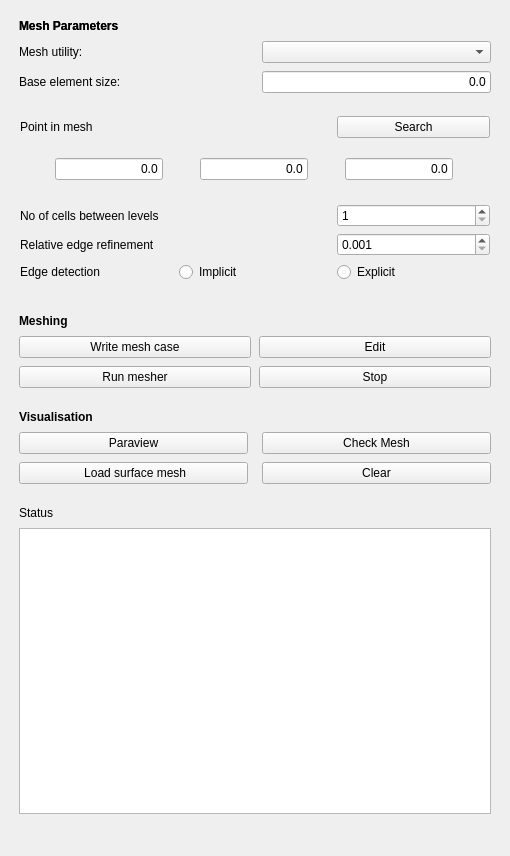
This is Gui/TaskPanelCfdMesh.ui in jaheyns/CfdOF as Qt 5 draws it before an edit. The edited form follows.
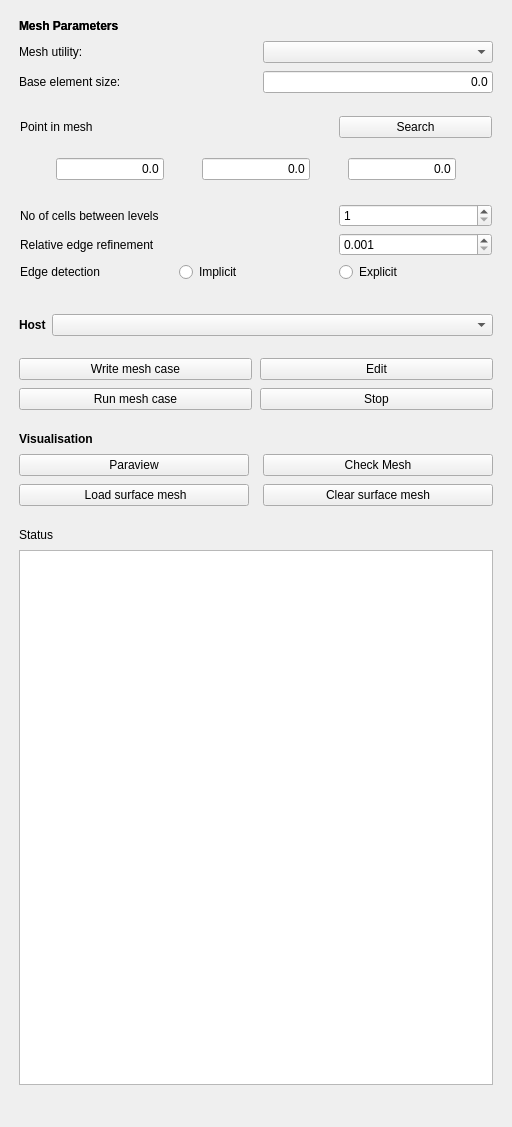
This is the edited form. Custom widgets are drawn as their Qt base class.

Commit message: Added remote host functionality

What changed in the file:
```diff
--- a/Gui/TaskPanelCfdMesh.ui
+++ b/Gui/TaskPanelCfdMesh.ui
@@ -6,8 +6,8 @@
    <rect>
     <x>0</x>
     <y>0</y>
-    <width>510</width>
-    <height>856</height>
+    <width>512</width>
+    <height>1127</height>
    </rect>
   </property>
   <property name="windowTitle">
@@ -380,7 +380,52 @@
     </widget>
    </item>
    <item>
-    <layout class="QGridLayout" name="gridLayout_3" rowstretch="0,0,0">
+    <layout class="QGridLayout" name="gridLayout_9" columnstretch="0,0">
+     <property name="leftMargin">
+      <number>8</number>
+     </property>
+     <property name="topMargin">
+      <number>8</number>
+     </property>
+     <property name="rightMargin">
+      <number>8</number>
+     </property>
+     <property name="bottomMargin">
+      <number>8</number>
+     </property>
+     <item row="0" column="0">
+      <widget class="QLabel" name="label_5">
+       <property name="sizePolicy">
+        <sizepolicy hsizetype="Maximum" vsizetype="Preferred">
+         <horstretch>0</horstretch>
+         <verstretch>0</verstretch>
+        </sizepolicy>
+       </property>
+       <property name="font">
+        <font>
+         <weight>75</weight>
+         <bold>true</bold>
+        </font>
+       </property>
+       <property name="text">
+        <string>Host</string>
+       </property>
+      </widget>
+     </item>
+     <item row="0" column="1">
+      <widget class="QComboBox" name="cb_profile">
+       <property name="sizePolicy">
+        <sizepolicy hsizetype="Minimum" vsizetype="Fixed">
+         <horstretch>0</horstretch>
+         <verstretch>0</verstretch>
+        </sizepolicy>
+       </property>
+      </widget>
+     </item>
+    </layout>
+   </item>
+   <item>
+    <layout class="QGridLayout" name="gridLayout_3" rowstretch="0,0,0,0,0,0,0">
      <property name="leftMargin">
       <number>8</number>
      </property>
@@ -396,47 +441,34 @@
      <property name="spacing">
       <number>8</number>
      </property>
-     <item row="2" column="1">
+     <item row="6" column="1">
       <widget class="QPushButton" name="pb_stop_mesh">
        <property name="text">
         <string>Stop</string>
        </property>
       </widget>
      </item>
-     <item row="2" column="0">
+     <item row="6" column="0">
       <widget class="QPushButton" name="pb_run_mesh">
        <property name="text">
-        <string>Run mesher</string>
+        <string>Run mesh case</string>
        </property>
       </widget>
      </item>
-     <item row="0" column="0" colspan="2">
-      <widget class="QLabel" name="label_5">
-       <property name="font">
-        <font>
-         <weight>75</weight>
-         <bold>true</bold>
-        </font>
-       </property>
-       <property name="text">
-        <string>Meshing</string>
-       </property>
-      </widget>
-     </item>
-     <item row="1" column="0">
-      <widget class="QPushButton" name="pb_write_mesh">
-       <property name="text">
-        <string>Write mesh case</string>
-       </property>
-      </widget>
-     </item>
-     <item row="1" column="1">
+     <item row="5" column="1">
       <widget class="QPushButton" name="pb_edit_mesh">
        <property name="text">
         <string>Edit</string>
        </property>
       </widget>
      </item>
+     <item row="5" column="0">
+      <widget class="QPushButton" name="pb_write_mesh">
+       <property name="text">
+        <string>Write mesh case</string>
+       </property>
+      </widget>
+     </item>
     </layout>
    </item>
    <item>
@@ -462,7 +494,7 @@
      <item row="2" column="1">
       <widget class="QPushButton" name="pb_clear_mesh">
        <property name="text">
-        <string>Clear</string>
+        <string>Clear surface mesh</string>
        </property>
       </widget>
      </item>
```
Left out of the diff: 174 changed lines with no effect on the pictures. The commit also changes 11 other files.
